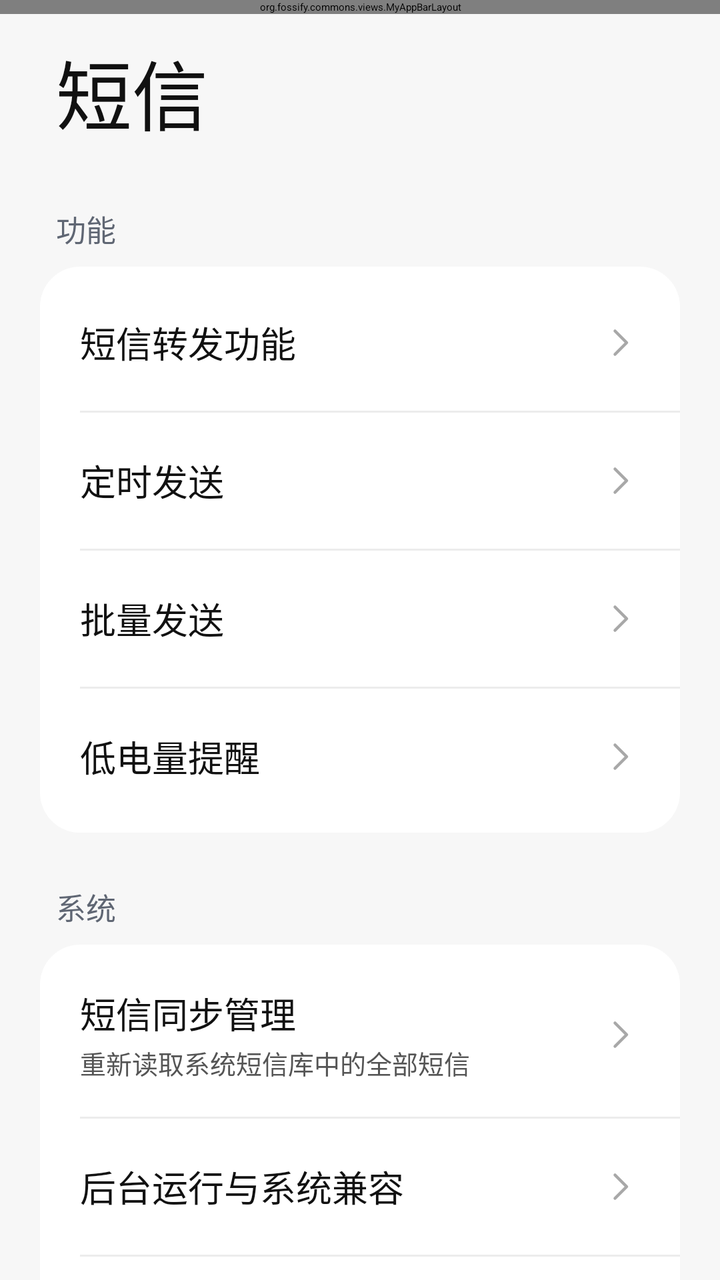
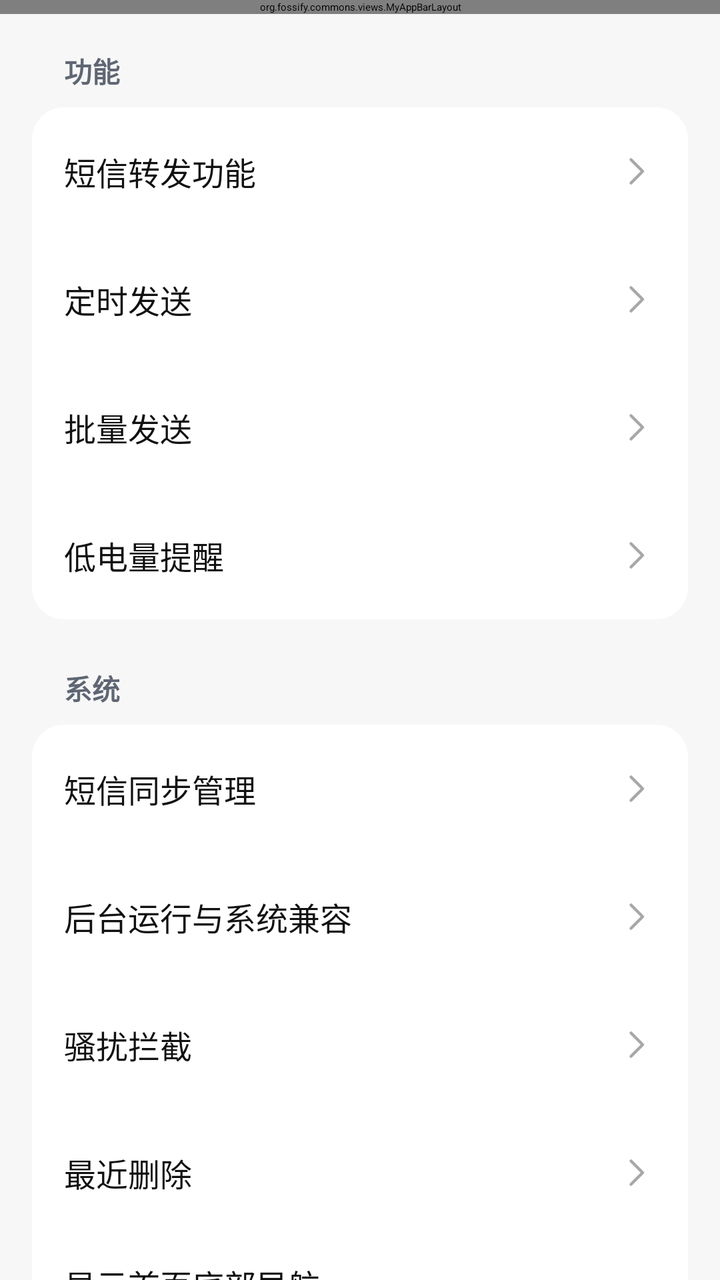

An Android layout rendered at two revisions. The XML below is the earlier revision; the diff shows what the commit changed to produce the second picture.
<!-- AndroidManifest.xml: application theme AppTheme -->
<!-- res/layout/activity_settings.xml -->
<?xml version="1.0" encoding="utf-8"?>
<androidx.coordinatorlayout.widget.CoordinatorLayout xmlns:android="http://schemas.android.com/apk/res/android"
    xmlns:app="http://schemas.android.com/apk/res-auto"
    android:id="@+id/settings_coordinator"
    android:layout_width="match_parent"
    android:layout_height="match_parent"
    android:background="@color/miui_page_background">

    <org.fossify.commons.views.MyAppBarLayout
        android:id="@+id/settings_appbar"
        android:layout_width="match_parent"
        android:layout_height="wrap_content"
        android:background="@color/miui_page_background">

        <com.google.android.material.appbar.MaterialToolbar
            android:id="@+id/settings_toolbar"
            android:layout_width="match_parent"
            android:layout_height="?attr/actionBarSize"
            android:background="@color/miui_page_background"
            app:navigationIconTint="@color/miui_primary_text"
            app:title="" />
    </org.fossify.commons.views.MyAppBarLayout>

    <androidx.core.widget.NestedScrollView
        android:id="@+id/settings_nested_scrollview"
        android:layout_width="match_parent"
        android:layout_height="match_parent"
        android:clipToPadding="false"
        android:fillViewport="true"
        android:paddingBottom="28dp"
        app:layout_behavior="@string/appbar_scrolling_view_behavior">

        <LinearLayout
            android:id="@+id/settings_holder"
            android:layout_width="match_parent"
            android:layout_height="wrap_content"
            android:orientation="vertical"
            android:paddingStart="20dp"
            android:paddingEnd="20dp">

            <TextView
                android:id="@+id/settings_large_title"
                android:layout_width="match_parent"
                android:layout_height="wrap_content"
                android:layout_marginStart="8dp"
                android:layout_marginTop="18dp"
                android:layout_marginBottom="30dp"
                android:fontFamily="sans-serif"
                android:text="@string/settings_messages_title"
                android:textColor="@color/miui_primary_text"
                android:textSize="38sp" />

            <TextView
                android:layout_width="match_parent"
                android:layout_height="wrap_content"
                android:layout_marginStart="8dp"
                android:layout_marginBottom="8dp"
                android:fontFamily="sans-serif"
                android:text="@string/settings_functions"
                android:textColor="@color/miui_section_text"
                android:textSize="15sp" />

            <LinearLayout
                android:layout_width="match_parent"
                android:layout_height="wrap_content"
                android:background="@drawable/settings_card_background"
                android:orientation="vertical"
                android:paddingVertical="4dp">

                <TextView
                    android:id="@+id/settings_forwarding_holder"
                    style="@style/SmsSettingsRow"
                    android:text="@string/settings_forwarding" />

                <View style="@style/SmsSettingsDivider" />

                <TextView
                    android:id="@+id/settings_scheduled_holder"
                    style="@style/SmsSettingsRow"
                    android:text="@string/scheduled_management" />

                <View style="@style/SmsSettingsDivider" />

                <TextView
                    android:id="@+id/settings_bulk_send_holder"
                    style="@style/SmsSettingsRow"
                    android:text="@string/bulk_send" />

                <View style="@style/SmsSettingsDivider" />

                <TextView
                    android:id="@+id/settings_low_battery_holder"
                    style="@style/SmsSettingsRow"
                    android:text="@string/low_battery_reminder" />

            </LinearLayout>

            <TextView
                android:layout_width="match_parent"
                android:layout_height="wrap_content"
                android:layout_marginStart="8dp"
                android:layout_marginTop="26dp"
                android:layout_marginBottom="8dp"
                android:fontFamily="sans-serif"
                android:text="@string/settings_system"
                android:textColor="@color/miui_section_text"
                android:textSize="15sp" />

            <LinearLayout
                android:layout_width="match_parent"
                android:layout_height="wrap_content"
                android:background="@drawable/settings_card_background"
                android:orientation="vertical"
                android:paddingVertical="4dp">

                <LinearLayout
                    android:id="@+id/settings_sync_holder"
                    android:layout_width="match_parent"
                    android:layout_height="82dp"
                    android:foreground="?attr/selectableItemBackground"
                    android:gravity="center_vertical"
                    android:orientation="horizontal"
                    android:paddingHorizontal="20dp">

                    <LinearLayout
                        android:layout_width="0dp"
                        android:layout_height="wrap_content"
                        android:layout_weight="1"
                        android:orientation="vertical">

                        <TextView
                            android:layout_width="wrap_content"
                            android:layout_height="wrap_content"
                            android:fontFamily="sans-serif"
                            android:text="@string/settings_sync"
                            android:textColor="@color/miui_primary_text"
                            android:textSize="18sp" />

                        <TextView
                            android:layout_width="wrap_content"
                            android:layout_height="wrap_content"
                            android:layout_marginTop="2dp"
                            android:fontFamily="sans-serif"
                            android:text="@string/settings_sync_summary"
                            android:textColor="@color/miui_secondary_text"
                            android:textSize="13sp" />
                    </LinearLayout>

                    <ImageView
                        android:layout_width="20dp"
                        android:layout_height="20dp"
                        android:src="@drawable/ic_chevron_right_vector" />
                </LinearLayout>

                <View style="@style/SmsSettingsDivider" />

                <TextView
                    android:id="@+id/settings_compatibility_holder"
                    style="@style/SmsSettingsRow"
                    android:text="@string/compatibility_title" />

                <View style="@style/SmsSettingsDivider" />

                <LinearLayout
                    android:id="@+id/settings_home_bottom_nav_holder"
                    android:layout_width="match_parent"
                    android:layout_height="wrap_content"
                    android:gravity="center_vertical"
                    android:minHeight="82dp"
                    android:orientation="horizontal"
                    android:paddingHorizontal="20dp"
                    android:paddingVertical="12dp">

                    <LinearLayout
                        android:layout_width="0dp"
                        android:layout_height="wrap_content"
                        android:layout_weight="1"
                        android:orientation="vertical">

                        <TextView
                            android:layout_width="wrap_content"
                            android:layout_height="wrap_content"
                            android:fontFamily="sans-serif"
                            android:text="@string/settings_home_bottom_nav"
                            android:textColor="@color/miui_primary_text"
                            android:textSize="18sp" />

                        <TextView
                            android:layout_width="wrap_content"
                            android:layout_height="wrap_content"
                            android:layout_marginTop="4dp"
                            android:fontFamily="sans-serif"
                            android:text="@string/settings_home_bottom_nav_summary"
                            android:textColor="@color/miui_secondary_text"
                            android:textSize="13sp" />
                    </LinearLayout>

                    <com.google.android.material.switchmaterial.SwitchMaterial
                        android:id="@+id/settings_home_bottom_nav_switch"
                        android:layout_width="wrap_content"
                        android:layout_height="wrap_content"
                        android:layout_marginStart="12dp" />
                </LinearLayout>

                <View style="@style/SmsSettingsDivider" />

                <LinearLayout
                    android:id="@+id/settings_live_island_holder"
                    android:layout_width="match_parent"
                    android:layout_height="wrap_content"
                    android:gravity="center_vertical"
                    android:minHeight="82dp"
                    android:orientation="horizontal"
                    android:paddingHorizontal="20dp"
                    android:paddingVertical="12dp">

                    <LinearLayout
                        android:layout_width="0dp"
                        android:layout_height="wrap_content"
                        android:layout_weight="1"
                        android:orientation="vertical">

                        <TextView
                            android:layout_width="wrap_content"
                            android:layout_height="wrap_content"
                            android:fontFamily="sans-serif"
                            android:text="@string/settings_live_island"
                            android:textColor="@color/miui_primary_text"
                            android:textSize="18sp" />

                        <TextView
                            android:id="@+id/settings_live_island_summary"
                            android:layout_width="wrap_content"
                            android:layout_height="wrap_content"
                            android:layout_marginTop="4dp"
                            android:fontFamily="sans-serif"
                            android:text="@string/settings_live_island_summary"
                            android:textColor="@color/miui_secondary_text"
                            android:textSize="13sp" />
                    </LinearLayout>

                    <com.google.android.material.switchmaterial.SwitchMaterial
                        android:id="@+id/settings_live_island_switch"
                        android:layout_width="wrap_content"
                        android:layout_height="wrap_content"
                        android:layout_marginStart="12dp" />
                </LinearLayout>

                <View style="@style/SmsSettingsDivider" />

                <TextView
                    android:id="@+id/settings_blocking_holder"
                    style="@style/SmsSettingsRow"
                    android:text="@string/settings_blocking" />

                <View style="@style/SmsSettingsDivider" />

                <TextView
                    android:id="@+id/settings_recently_deleted_holder"
                    style="@style/SmsSettingsRow"
                    android:text="@string/settings_recently_deleted" />
            </LinearLayout>

            <TextView
                android:layout_width="match_parent"
                android:layout_height="wrap_content"
                android:layout_marginStart="8dp"
                android:layout_marginTop="26dp"
                android:layout_marginBottom="8dp"
                android:fontFamily="sans-serif"
                android:text="@string/settings_other"
                android:textColor="@color/miui_section_text"
                android:textSize="15sp" />

            <LinearLayout
                android:layout_width="match_parent"
                android:layout_height="wrap_content"
                android:background="@drawable/settings_card_background"
                android:orientation="vertical"
                android:paddingVertical="4dp">

                <TextView
                    android:id="@+id/settings_about_holder"
                    style="@style/SmsSettingsRow"
                    android:text="@string/about" />
            </LinearLayout>
        </LinearLayout>
    </androidx.core.widget.NestedScrollView>
</androidx.coordinatorlayout.widget.CoordinatorLayout>
<!-- resources referenced by this layout -->
<resources>
  <color name="miui_page_background">#F7F7F7</color>
  <color name="miui_primary_text">#111111</color>
  <color name="miui_secondary_text">#555555</color>
  <color name="miui_section_text">#5F6673</color>
  <!-- drawable settings_card_background (drawable) -->
  <?xml version="1.0" encoding="utf-8"?>
  <shape xmlns:android="http://schemas.android.com/apk/res/android"
      android:shape="rectangle">
      <solid android:color="@color/miui_card_background" />
      <corners android:radius="20dp" />
  </shape>
  <string name="bulk_send">批量发送</string>
  <string name="compatibility_title">后台运行与系统兼容</string>
  <string name="low_battery_reminder">低电量提醒</string>
  <string name="scheduled_management">定时发送</string>
  <string name="settings_blocking">骚扰拦截</string>
  <string name="settings_forwarding">短信转发功能</string>
  <string name="settings_functions">功能</string>
  <string name="settings_home_bottom_nav">显示首页底部导航</string>
  <string name="settings_home_bottom_nav_summary">默认开启；关闭后首页保留短信列表和新建按钮，仍可从右上角进入设置</string>
  <string name="settings_live_island">灵动岛提示（实验）</string>
  <string name="settings_live_island_summary">说明：网上常见的悬浮窗或私有参数方案不等同于官方灵动岛。小米正式焦点通知/超级岛需要开发者平台授权；未获授权或系统不支持时以普通通知为准。</string>
  <string name="settings_messages_title">短信</string>
  <string name="settings_other">其他</string>
  <string name="settings_recently_deleted">最近删除</string>
  <string name="settings_sync">短信同步管理</string>
  <string name="settings_sync_summary">重新读取系统短信库中的全部短信</string>
  <string name="settings_system">系统</string>
  <style name="SmsSettingsDivider">
          <item name="android:layout_width">match_parent</item>
          <item name="android:layout_height">1dp</item>
          <item name="android:layout_marginStart">20dp</item>
          <item name="android:background">@color/miui_divider</item>
      </style>
  <style name="SmsSettingsRow">
          <item name="android:layout_width">match_parent</item>
          <item name="android:layout_height">68dp</item>
          <item name="android:drawableEnd">@drawable/ic_chevron_right_vector</item>
          <item name="android:fontFamily">sans-serif</item>
          <item name="android:foreground">?attr/selectableItemBackground</item>
          <item name="android:gravity">center_vertical</item>
          <item name="android:paddingHorizontal">20dp</item>
          <item name="android:textColor">@color/miui_primary_text</item>
          <item name="android:textSize">18sp</item>
      </style>
  <style name="AppTheme" parent="AppTheme.Base">
          <item name="android:alertDialogTheme">@style/SmsAlertDialogTheme</item>
          <item name="alertDialogTheme">@style/SmsAlertDialogTheme</item>
          <item name="colorAccent">@color/miui_fab_green</item>
      </style>
  <color name="miui_card_background">#FFFFFF</color>
  <color name="miui_divider">#ECECEC</color>
  <style name="SmsAlertDialogTheme" parent="ThemeOverlay.AppCompat.Dialog.Alert">
          <item name="android:textColorPrimary">@color/miui_primary_text</item>
          <item name="android:textColorSecondary">@color/miui_secondary_text</item>
          <item name="android:colorAccent">@color/miui_fab_green</item>
          <item name="colorAccent">@color/miui_fab_green</item>
      </style>
  <color name="miui_fab_green">#1DCE38</color>
  <!-- unchanged entries left out for length: 1 -->
</resources>

<!-- the commit's change to res/layout/activity_settings.xml (unified diff, before → after) -->
@@ -1,174 +1,124 @@
 <?xml version="1.0" encoding="utf-8"?>
-<androidx.coordinatorlayout.widget.CoordinatorLayout xmlns:android="http://schemas.android.com/apk/res/android"
+<LinearLayout xmlns:android="http://schemas.android.com/apk/res/android"
     xmlns:app="http://schemas.android.com/apk/res-auto"
     android:id="@+id/settings_coordinator"
     android:layout_width="match_parent"
     android:layout_height="match_parent"
-    android:background="@color/miui_page_background">
+    android:background="@color/miui_page_background"
+    android:orientation="vertical">
 
     <org.fossify.commons.views.MyAppBarLayout
         android:id="@+id/settings_appbar"
         android:layout_width="match_parent"
         android:layout_height="wrap_content"
-        android:background="@color/miui_page_background">
+        android:background="@color/miui_page_background"
+        android:elevation="0dp"
+        app:elevation="0dp">
 
         <com.google.android.material.appbar.MaterialToolbar
             android:id="@+id/settings_toolbar"
             android:layout_width="match_parent"
             android:layout_height="?attr/actionBarSize"
             android:background="@color/miui_page_background"
+            app:background="@color/miui_page_background"
             app:navigationIconTint="@color/miui_primary_text"
-            app:title="" />
+            app:title="@string/settings_messages_title"
+            app:titleTextColor="@color/miui_primary_text" />
     </org.fossify.commons.views.MyAppBarLayout>
 
     <androidx.core.widget.NestedScrollView
         android:id="@+id/settings_nested_scrollview"
         android:layout_width="match_parent"
-        android:layout_height="match_parent"
+        android:layout_height="0dp"
+        android:layout_weight="1"
         android:clipToPadding="false"
         android:fillViewport="true"
-        android:paddingBottom="28dp"
-        app:layout_behavior="@string/appbar_scrolling_view_behavior">
+        android:paddingBottom="28dp">
 
         <LinearLayout
             android:id="@+id/settings_holder"
             android:layout_width="match_parent"
             android:layout_height="wrap_content"
             android:orientation="vertical"
-            android:paddingStart="20dp"
-            android:paddingEnd="20dp">
+            android:paddingStart="16dp"
+            android:paddingTop="18dp"
+            android:paddingEnd="16dp">
 
             <TextView
-                android:id="@+id/settings_large_title"
-                android:layout_width="match_parent"
-                android:layout_height="wrap_content"
-                android:layout_marginStart="8dp"
-                android:layout_marginTop="18dp"
-                android:layout_marginBottom="30dp"
-                android:fontFamily="sans-serif"
-                android:text="@string/settings_messages_title"
-                android:textColor="@color/miui_primary_text"
-                android:textSize="38sp" />
-
-            <TextView
-                android:layout_width="match_parent"
-                android:layout_height="wrap_content"
-                android:layout_marginStart="8dp"
+                style="@style/SmsSettingsSectionTitle"
+                android:layout_marginStart="16dp"
+                android:layout_marginTop="0dp"
                 android:layout_marginBottom="8dp"
-                android:fontFamily="sans-serif"
-                android:text="@string/settings_functions"
-                android:textColor="@color/miui_section_text"
-                android:textSize="15sp" />
+                android:text="@string/settings_functions" />
 
             <LinearLayout
                 android:layout_width="match_parent"
                 android:layout_height="wrap_content"
                 android:background="@drawable/settings_card_background"
-                android:orientation="vertical"
-                android:paddingVertical="4dp">
+                android:orientation="vertical">
 
                 <TextView
                     android:id="@+id/settings_forwarding_holder"
                     style="@style/SmsSettingsRow"
                     android:text="@string/settings_forwarding" />
 
-                <View style="@style/SmsSettingsDivider" />
-
                 <TextView
                     android:id="@+id/settings_scheduled_holder"
                     style="@style/SmsSettingsRow"
                     android:text="@string/scheduled_management" />
 
-                <View style="@style/SmsSettingsDivider" />
-
                 <TextView
                     android:id="@+id/settings_bulk_send_holder"
                     style="@style/SmsSettingsRow"
                     android:text="@string/bulk_send" />
 
-                <View style="@style/SmsSettingsDivider" />
-
                 <TextView
                     android:id="@+id/settings_low_battery_holder"
                     style="@style/SmsSettingsRow"
                     android:text="@string/low_battery_reminder" />
-
             </LinearLayout>
 
             <TextView
-                android:layout_width="match_parent"
-                android:layout_height="wrap_content"
-                android:layout_marginStart="8dp"
-                android:layout_marginTop="26dp"
+                style="@style/SmsSettingsSectionTitle"
+                android:layout_marginStart="16dp"
+                android:layout_marginTop="24dp"
                 android:layout_marginBottom="8dp"
-                android:fontFamily="sans-serif"
-                android:text="@string/settings_system"
-                android:textColor="@color/miui_section_text"
-                android:textSize="15sp" />
+                android:text="@string/settings_system" />
 
             <LinearLayout
                 android:layout_width="match_parent"
                 android:layout_height="wrap_content"
                 android:background="@drawable/settings_card_background"
-                android:orientation="vertical"
-                android:paddingVertical="4dp">
-
-                <LinearLayout
+                android:orientation="vertical">
+
+                <TextView
                     android:id="@+id/settings_sync_holder"
-                    android:layout_width="match_parent"
-                    android:layout_height="82dp"
-                    android:foreground="?attr/selectableItemBackground"
-                    android:gravity="center_vertical"
-                    android:orientation="horizontal"
-                    android:paddingHorizontal="20dp">
-
-                    <LinearLayout
-                        android:layout_width="0dp"
-                        android:layout_height="wrap_content"
-                        android:layout_weight="1"
-                        android:orientation="vertical">
-
-                        <TextView
-                            android:layout_width="wrap_content"
-                            android:layout_height="wrap_content"
-                            android:fontFamily="sans-serif"
-                            android:text="@string/settings_sync"
-                            android:textColor="@color/miui_primary_text"
-                            android:textSize="18sp" />
-
-                        <TextView
-                            android:layout_width="wrap_content"
-                            android:layout_height="wrap_content"
-                            android:layout_marginTop="2dp"
-                            android:fontFamily="sans-serif"
-                            android:text="@string/settings_sync_summary"
-                            android:textColor="@color/miui_secondary_text"
-                            android:textSize="13sp" />
-                    </LinearLayout>
-
-                    <ImageView
-                        android:layout_width="20dp"
-                        android:layout_height="20dp"
-                        android:src="@drawable/ic_chevron_right_vector" />
-                </LinearLayout>
-
-                <View style="@style/SmsSettingsDivider" />
+                    style="@style/SmsSettingsRow"
+                    android:text="@string/settings_sync" />
 
                 <TextView
                     android:id="@+id/settings_compatibility_holder"
                     style="@style/SmsSettingsRow"
                     android:text="@string/compatibility_title" />
 
-                <View style="@style/SmsSettingsDivider" />
+                <TextView
+                    android:id="@+id/settings_blocking_holder"
+                    style="@style/SmsSettingsRow"
+                    android:text="@string/settings_blocking" />
+
+                <TextView
+                    android:id="@+id/settings_recently_deleted_holder"
+                    style="@style/SmsSettingsRow"
+                    android:text="@string/settings_recently_deleted" />
 
                 <LinearLayout
                     android:id="@+id/settings_home_bottom_nav_holder"
                     android:layout_width="match_parent"
                     android:layout_height="wrap_content"
                     android:gravity="center_vertical"
-                    android:minHeight="82dp"
+                    android:minHeight="64dp"
                     android:orientation="horizontal"
-                    android:paddingHorizontal="20dp"
+                    android:paddingHorizontal="16dp"
                     android:paddingVertical="12dp">
 
                     <LinearLayout
@@ -183,7 +133,7 @@
                             android:fontFamily="sans-serif"
                             android:text="@string/settings_home_bottom_nav"
                             android:textColor="@color/miui_primary_text"
-                            android:textSize="18sp" />
+                            android:textSize="16sp" />
 
                         <TextView
                             android:layout_width="wrap_content"
@@ -201,17 +151,15 @@
                         android:layout_height="wrap_content"
                         android:layout_marginStart="12dp" />
                 </LinearLayout>
-
-                <View style="@style/SmsSettingsDivider" />
 
                 <LinearLayout
                     android:id="@+id/settings_live_island_holder"
                     android:layout_width="match_parent"
                     android:layout_height="wrap_content"
                     android:gravity="center_vertical"
-                    android:minHeight="82dp"
+                    android:minHeight="64dp"
                     android:orientation="horizontal"
-                    android:paddingHorizontal="20dp"
+                    android:paddingHorizontal="16dp"
                     android:paddingVertical="12dp">
 
                     <LinearLayout
@@ -226,7 +174,7 @@
                             android:fontFamily="sans-serif"
                             android:text="@string/settings_live_island"
                             android:textColor="@color/miui_primary_text"
-                            android:textSize="18sp" />
+                            android:textSize="16sp" />
 
                         <TextView
                             android:id="@+id/settings_live_island_summary"
@@ -234,7 +182,7 @@
                             android:layout_height="wrap_content"
                             android:layout_marginTop="4dp"
                             android:fontFamily="sans-serif"
-                            android:text="@string/settings_live_island_summary"
+                            android:text="@string/live_island_status_disabled"
                             android:textColor="@color/miui_secondary_text"
                             android:textSize="13sp" />
                     </LinearLayout>
@@ -245,39 +193,20 @@
                         android:layout_height="wrap_content"
                         android:layout_marginStart="12dp" />
                 </LinearLayout>
-
-                <View style="@style/SmsSettingsDivider" />
-
-                <TextView
-                    android:id="@+id/settings_blocking_holder"
-                    style="@style/SmsSettingsRow"
-                    android:text="@string/settings_blocking" />
-
-                <View style="@style/SmsSettingsDivider" />
-
-                <TextView
-                    android:id="@+id/settings_recently_deleted_holder"
-                    style="@style/SmsSettingsRow"
-                    android:text="@string/settings_recently_deleted" />
             </LinearLayout>
 
             <TextView
-                android:layout_width="match_parent"
-                android:layout_height="wrap_content"
-                android:layout_marginStart="8dp"
-                android:layout_marginTop="26dp"
+                style="@style/SmsSettingsSectionTitle"
+                android:layout_marginStart="16dp"
+                android:layout_marginTop="24dp"
                 android:layout_marginBottom="8dp"
-                android:fontFamily="sans-serif"
-                android:text="@string/settings_other"
-                android:textColor="@color/miui_section_text"
-                android:textSize="15sp" />
+                android:text="@string/settings_other" />
 
             <LinearLayout
                 android:layout_width="match_parent"
                 android:layout_height="wrap_content"
                 android:background="@drawable/settings_card_background"
-                android:orientation="vertical"
-                android:paddingVertical="4dp">
+                android:orientation="vertical">
 
                 <TextView
                     android:id="@+id/settings_about_holder"
@@ -286,4 +215,4 @@
             </LinearLayout>
         </LinearLayout>
     </androidx.core.widget.NestedScrollView>
-</androidx.coordinatorlayout.widget.CoordinatorLayout>
+</LinearLayout>
<!-- resource entries referenced after the edit -->
@@ -9,10 +9,11 @@
   <shape xmlns:android="http://schemas.android.com/apk/res/android"
       android:shape="rectangle">
       <solid android:color="@color/miui_card_background" />
-      <corners android:radius="20dp" />
+      <corners android:radius="16dp" />
   </shape>
   <string name="bulk_send">批量发送</string>
   <string name="compatibility_title">后台运行与系统兼容</string>
+  <string name="live_island_status_disabled">已关闭</string>
   <string name="low_battery_reminder">低电量提醒</string>
   <string name="scheduled_management">定时发送</string>
   <string name="settings_blocking">骚扰拦截</string>
@@ -21,29 +22,28 @@
   <string name="settings_home_bottom_nav">显示首页底部导航</string>
   <string name="settings_home_bottom_nav_summary">默认开启；关闭后首页保留短信列表和新建按钮，仍可从右上角进入设置</string>
   <string name="settings_live_island">灵动岛提示（实验）</string>
-  <string name="settings_live_island_summary">说明：网上常见的悬浮窗或私有参数方案不等同于官方灵动岛。小米正式焦点通知/超级岛需要开发者平台授权；未获授权或系统不支持时以普通通知为准。</string>
-  <string name="settings_messages_title">短信</string>
+  <string name="settings_messages_title">设置</string>
   <string name="settings_other">其他</string>
   <string name="settings_recently_deleted">最近删除</string>
   <string name="settings_sync">短信同步管理</string>
-  <string name="settings_sync_summary">重新读取系统短信库中的全部短信</string>
   <string name="settings_system">系统</string>
-  <style name="SmsSettingsDivider">
-          <item name="android:layout_width">match_parent</item>
-          <item name="android:layout_height">1dp</item>
-          <item name="android:layout_marginStart">20dp</item>
-          <item name="android:background">@color/miui_divider</item>
-      </style>
   <style name="SmsSettingsRow">
           <item name="android:layout_width">match_parent</item>
-          <item name="android:layout_height">68dp</item>
+          <item name="android:layout_height">wrap_content</item>
+          <item name="android:minHeight">64dp</item>
           <item name="android:drawableEnd">@drawable/ic_chevron_right_vector</item>
           <item name="android:fontFamily">sans-serif</item>
           <item name="android:foreground">?attr/selectableItemBackground</item>
           <item name="android:gravity">center_vertical</item>
-          <item name="android:paddingHorizontal">20dp</item>
+          <item name="android:paddingHorizontal">16dp</item>
+          <item name="android:paddingVertical">12dp</item>
           <item name="android:textColor">@color/miui_primary_text</item>
-          <item name="android:textSize">18sp</item>
+          <item name="android:textSize">16sp</item>
+          <item name="android:textStyle">normal</item>
+      </style>
+  <style name="SmsSettingsSectionTitle" parent="CompatibilitySectionTitle">
+          <item name="android:layout_marginTop">18dp</item>
+          <item name="android:layout_marginBottom">8dp</item>
       </style>
   <style name="AppTheme" parent="AppTheme.Base">
           <item name="android:alertDialogTheme">@style/SmsAlertDialogTheme</item>
@@ -51,7 +51,16 @@
           <item name="colorAccent">@color/miui_fab_green</item>
       </style>
   <color name="miui_card_background">#FFFFFF</color>
-  <color name="miui_divider">#ECECEC</color>
+  <style name="CompatibilitySectionTitle">
+          <item name="android:layout_width">match_parent</item>
+          <item name="android:layout_height">wrap_content</item>
+          <item name="android:layout_marginStart">8dp</item>
+          <item name="android:layout_marginTop">22dp</item>
+          <item name="android:layout_marginBottom">10dp</item>
+          <item name="android:textColor">@color/miui_section_text</item>
+          <item name="android:textSize">14sp</item>
+          <item name="android:textStyle">bold</item>
+      </style>
   <style name="SmsAlertDialogTheme" parent="ThemeOverlay.AppCompat.Dialog.Alert">
           <item name="android:textColorPrimary">@color/miui_primary_text</item>
           <item name="android:textColorSecondary">@color/miui_secondary_text</item>
